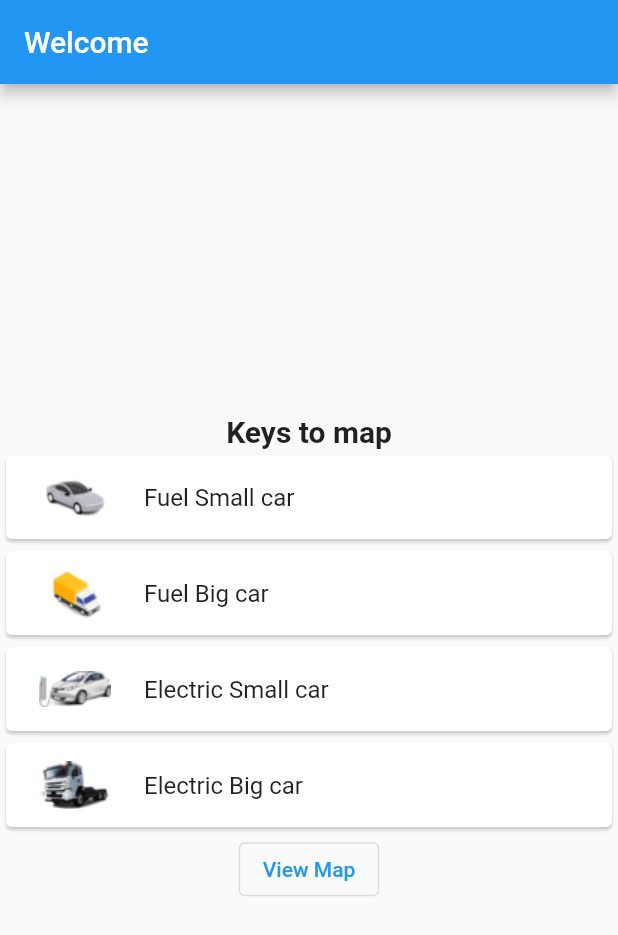
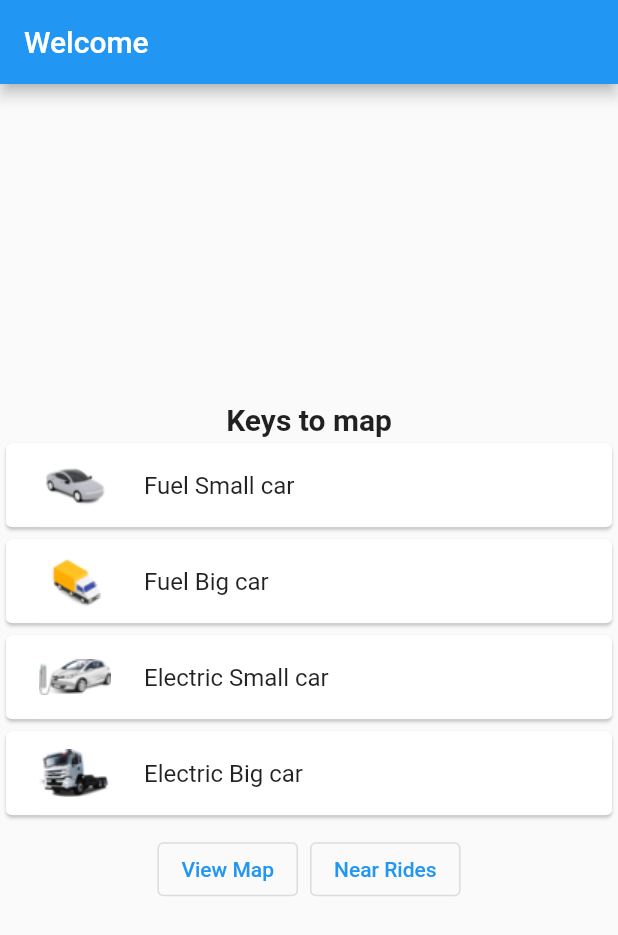
Before and after one commit to matovu-farid/rides, a Flutter app: the screen it shows after launch, on a phone screen of 412 x 824 dp. Shown: the top 935 px of the screen. Run offline on Flutter 3.47's test engine with Material 2 defaults, Android fonts, the phone set to English and light mode, and no system bars; our stand-ins replace cloud_firestore, firebase_core, geolocator, google_maps_flutter; missing offline and left inert: geoflutterfire2; accounts and stored records are empty.

```diff
--- a/lib/main.dart
+++ b/lib/main.dart
@@ -6,6 +6,7 @@ import 'package:provider/provider.dart';
 import 'package:rides/components/map.dart';
 import 'package:rides/firebase_options.dart';
 import 'package:rides/models/center_location.dart';
+import 'package:rides/models/rides_model.dart';
 import 'package:rides/routes.dart';
 import 'package:rides/screens/home.dart';
 import 'package:rides/screens/map.dart';
@@ -30,8 +31,13 @@ class MyApp extends StatelessWidget {
     //     .readAsString()
     //     .then((value) => createData(100, value));
 
-    return ChangeNotifierProvider<CenterLocation>(
-      create: (context) => CenterLocation()..updateCurrent(),
+    return MultiProvider(
+      providers: [
+        ChangeNotifierProvider<CenterLocation>(
+          create: (context) => CenterLocation()..updateCurrent(),
+        ),
+        ChangeNotifierProvider<RidesModel>(create: (context) => RidesModel())
+      ],
       child: MaterialApp(
         title: 'Flutter Demo',
         theme: ThemeData(
--- a/lib/models/rides_model.dart
+++ b/lib/models/rides_model.dart
@@ -3,10 +3,12 @@ import 'package:rides/models/center_location.dart';
 import 'package:rides/models/rides.dart';
 
 class RidesModel extends ChangeNotifier {
-  List<Ride> rides = [];
+  List<Ride>? _rides;
+  List<Ride>? get rides => _rides;
   updateRides(CenterLocation center) {
     fetchNeighbors(center, 10).listen((data) {
-      rides = getRides(data);
+      _rides = getRides(data);
+      notifyListeners();
     });
   }
 }
--- a/lib/screens/home.dart
+++ b/lib/screens/home.dart
@@ -1,5 +1,4 @@
 import 'package:flutter/material.dart';
-import 'package:provider/provider.dart';
 import 'package:rides/components/custom_icon.dart';
 import 'package:rides/routes.dart';
 
@@ -35,11 +34,22 @@ class MyHomePage extends StatelessWidget {
                     leading: CustomIcon(assetPath: iconData['path']!, size: 60),
                   ),
                 ),
-              OutlinedButton(
-                onPressed: () {
-                  Navigator.of(context).pushNamed(AppRoutes.map);
-                },
-                child: const Text('View Map'),
+              ButtonBar(
+                alignment: MainAxisAlignment.center,
+                children: [
+                  OutlinedButton(
+                    onPressed: () {
+                      Navigator.of(context).pushNamed(AppRoutes.map);
+                    },
+                    child: const Text('View Map'),
+                  ),
+                  OutlinedButton(
+                    onPressed: () {
+                      Navigator.of(context).pushNamed(AppRoutes.rides);
+                    },
+                    child: const Text('Near Rides'),
+                  ),
+                ],
               ),
             ],
           ),
--- a/lib/utils/location/calc_distance.dart
+++ b/lib/utils/location/calc_distance.dart
@@ -2,8 +2,8 @@ import 'package:geolocator/geolocator.dart';
 import 'package:rides/models/center_location.dart';
 import 'package:rides/models/rides.dart';
 
-double calculateDistance(CenterLocation pointOne, Ride pointTwo) {
+String calculateDistance(CenterLocation pointOne, Ride pointTwo) {
   double distanceInMeters = Geolocator.distanceBetween(pointOne.latitude!,
       pointOne.longitude!, pointTwo.latitude, pointTwo.longitude);
-  return distanceInMeters;
+  return (distanceInMeters / 1000).toStringAsFixed(2);
 }
```
Also changed, not shown: lib/components/map.dart (+3 -31 lines), lib/components/map_component.dart (+5 -5 lines), lib/components/ride_info.dart (added, +34 -0 lines), lib/components/rides_wrapper.dart (added, +37 -0 lines), lib/screens/rides.dart (+16 -3 lines).
